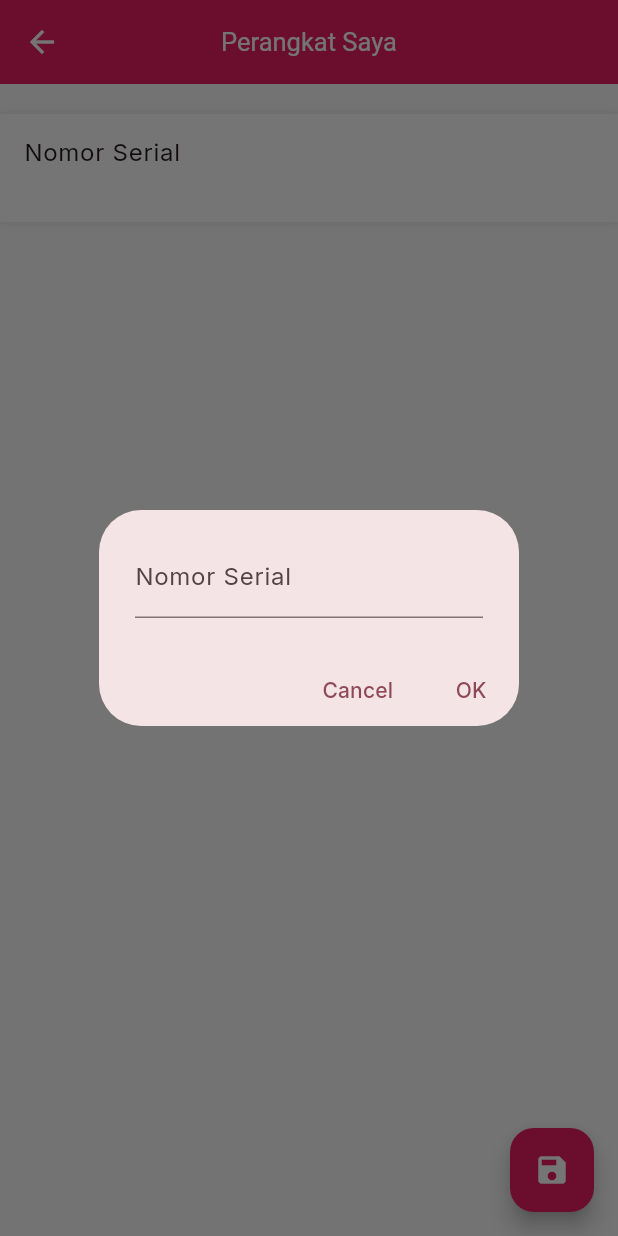
After one commit to izzaalfiansyah/vitalmetrics, a Flutter app: the AkunPerangkatScreen screen opened by its route, after a tap on "Nomor Serial", on a phone screen of 412 x 824 dp. The commit adds this screen. Run offline on Flutter 3.47's test engine with Material 3 defaults, Android fonts, the phone set to English and light mode, and no system bars; our stand-ins replace fl_chart, google_fonts, shared_preferences; accounts and stored records are empty; network calls fail.

Commit message:
add save perangkat

```diff
--- a/db.json
+++ b/db.json
@@ -13,7 +13,7 @@
   "perangkat_user": [
     {
       "id": "1",
-      "nama": "12345678",
+      "nomor_serial": "ESP32-127494020",
       "user_id": "1"
     }
   ],
--- a/lib/components/bottomnavbar.dart
+++ b/lib/components/bottomnavbar.dart
@@ -29,8 +29,8 @@ class _BottomNavBarState extends State<BottomNavBar> {
         ModalRoute.of(context)!.settings.name.toString();
     final List<Menu> menus = [
       Menu(icon: Icons.home, label: 'Beranda', path: '/'),
-      Menu(icon: Icons.history, label: 'Riwayat', path: '/history'),
-      Menu(icon: Icons.account_circle, label: 'Saya', path: '/account'),
+      Menu(icon: Icons.history, label: 'Riwayat', path: '/riwayat'),
+      Menu(icon: Icons.account_circle, label: 'Saya', path: '/akun'),
     ];
 
     return BottomNavigationBar(
--- /dev/null
+++ b/lib/models/user_perangkat.dart
@@ -0,0 +1,27 @@
+class UserPerangkat {
+  String id;
+  String nomorSerial;
+  String userId;
+
+  UserPerangkat({
+    required this.id,
+    required this.nomorSerial,
+    required this.userId,
+  });
+
+  factory UserPerangkat.fromJson(Map<String, dynamic> map) {
+    return UserPerangkat(
+      id: map['id'],
+      nomorSerial: map['nomor_serial'],
+      userId: map['user_id'],
+    );
+  }
+
+  toJson() {
+    return {
+      'id': id,
+      'nomor_serial': nomorSerial,
+      'user_id': userId,
+    };
+  }
+}
--- /dev/null
+++ b/lib/pages/akun/perangkat.dart
@@ -0,0 +1,144 @@
+import 'package:flutter/material.dart';
+import 'package:vitalmetrics/constant.dart';
+import 'package:vitalmetrics/libs/session.dart';
+import 'package:vitalmetrics/models/user_perangkat.dart';
+import 'package:vitalmetrics/services/user_perangkat.dart';
+
+class AkunPerangkatScreen extends StatefulWidget {
+  const AkunPerangkatScreen({super.key});
+
+  @override
+  State<AkunPerangkatScreen> createState() => _AkunPerangkatScreenState();
+}
+
+class _AkunPerangkatScreenState extends State<AkunPerangkatScreen> {
+  UserPerangkat perangkat = UserPerangkat(
+    id: '',
+    nomorSerial: '',
+    userId: '',
+  );
+
+  @override
+  void initState() {
+    getPerangkat();
+    super.initState();
+  }
+
+  getPerangkat() async {
+    final userId = await getUserId();
+    final data = await UserPerangkatService.getByUserId(userId: userId);
+
+    setState(() {
+      perangkat = data;
+    });
+  }
+
+  savePerangkat(context) async {
+    final data = await UserPerangkatService.update(perangkat.id, perangkat);
+
+    if (data) {
+      ScaffoldMessenger.of(context).showSnackBar(
+        SnackBar(
+          content: Text('Perangkat berhasil disimpan'),
+        ),
+      );
+    }
+  }
+
+  @override
+  Widget build(BuildContext context) {
+    return Scaffold(
+      appBar: AppBar(
+        title: Text('Perangkat Saya'),
+      ),
+      floatingActionButton: FloatingActionButton(
+        onPressed: () => savePerangkat(context),
+        child: Icon(
+          Icons.save,
+          color: Colors.white,
+        ),
+      ),
+      body: SingleChildScrollView(
+        child: Column(
+          children: [
+            SizedBox(height: 20),
+            Container(
+              decoration: BoxDecoration(
+                color: Colors.white,
+                boxShadow: shadowBase,
+              ),
+              child: Column(
+                children: [
+                  tileItem(
+                    label: 'Nomor Serial',
+                    value: perangkat.nomorSerial,
+                    onTap: () => dialogBuilder(context,
+                        label: 'Nomor Serial',
+                        value: perangkat.nomorSerial, onChange: (val) {
+                      setState(() {
+                        perangkat.nomorSerial = val;
+                      });
+                    }),
+                  ),
+                ],
+              ),
+            )
+          ],
+        ),
+      ),
+    );
+  }
+
+  ListTile tileItem({
+    required String label,
+    required String value,
+    Widget? trailing,
+    VoidCallback? onTap,
+  }) {
+    return ListTile(
+      title: Text(label),
+      subtitle: Text(value),
+      trailing: trailing,
+      onTap: onTap,
+    );
+  }
+
+  Future<void> dialogBuilder(
+    BuildContext context, {
+    required String value,
+    required String label,
+    required Function(String) onChange,
+  }) {
+    TextEditingController controller = TextEditingController(text: value);
+
+    return showDialog<void>(
+      context: context,
+      builder: (BuildContext context) {
+        return AlertDialog(
+          actionsPadding: EdgeInsets.only(bottom: 0),
+          content: TextField(
+            decoration: InputDecoration(
+              labelText: label,
+            ),
+            controller: controller,
+          ),
+          actions: <Widget>[
+            TextButton(
+              onPressed: () {
+                Navigator.of(context).pop();
+              },
+              child: Text('Cancel'),
+            ),
+            TextButton(
+              child: Text('OK'),
+              onPressed: () {
+                onChange(controller.text);
+                Navigator.of(context).pop();
+              },
+            ),
+          ],
+        );
+      },
+    );
+  }
+}
--- /dev/null
+++ b/lib/services/user_perangkat.dart
@@ -0,0 +1,26 @@
+import 'dart:convert';
+
+import 'package:http/http.dart';
+import 'package:vitalmetrics/libs/api.dart';
+import 'package:vitalmetrics/models/user_perangkat.dart';
+
+class UserPerangkatService {
+  static String url = '$apiUrl/perangkat_user';
+  static Client client = Client();
+
+  static Future<UserPerangkat> getByUserId({required String userId}) async {
+    final response = await client.get(Uri.parse('$url?user_id=$userId'));
+    final data = jsonDecode(response.body);
+
+    final item = UserPerangkat.fromJson(data[0]);
+
+    return item;
+  }
+
+  static Future<bool> update(String id, UserPerangkat perangkat) async {
+    final data = jsonEncode(perangkat.toJson());
+    await client.put(Uri.parse('$url/$id'), body: data);
+
+    return true;
+  }
+}
```
Also changed, not shown: lib/main.dart (+6 -4 lines), lib/pages/akun.dart (+13 -6 lines), lib/pages/account/device.dart (deleted), lib/pages/akun/manajemen.dart (renamed from lib/pages/account/manajemen.dart).
